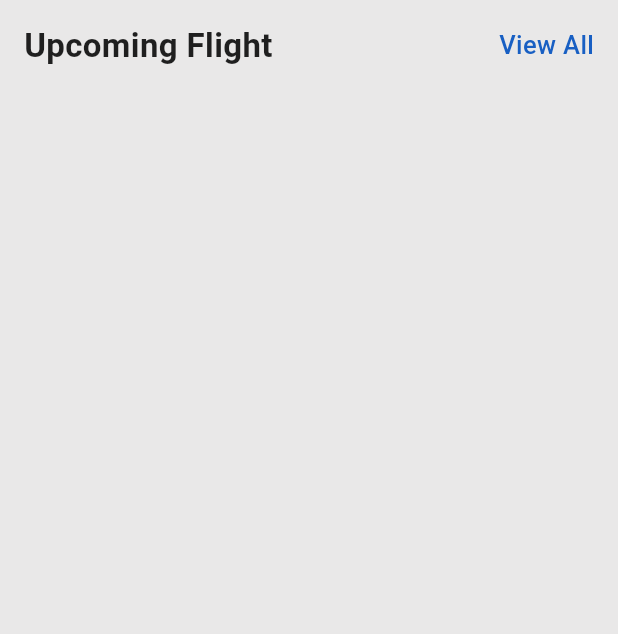
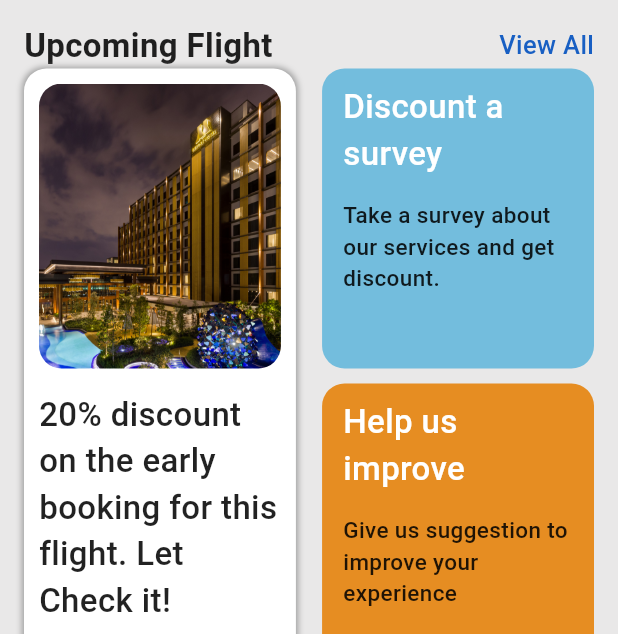
Before and after one commit to Jjphuan/Flutter-ticket_app, a Flutter app: the SearchScreen screen opened directly, on a phone screen of 412 x 824 dp, the part 602-1236 px from its top. Run offline on Flutter 3.47's test engine with Material 3 defaults, Android fonts, the phone set to English and light mode, and no system bars; our stand-ins replace fluentui_icons.

Commit message:
update search view

```diff
--- a/lib/base/res/media.dart
+++ b/lib/base/res/media.dart
@@ -2,4 +2,5 @@ class AppMedia {
   static const _image_path = "assets/images";
 
   static const logo = '$_image_path/Travel.png';
+  static const hotel_view = '$_image_path/hotel_view.jpg';
 }
--- a/lib/screens/search/search_screen.dart
+++ b/lib/screens/search/search_screen.dart
@@ -1,5 +1,6 @@
 import 'package:flutter/material.dart';
 import 'package:ticket_app/base/res/Style/app_style.dart';
+import 'package:ticket_app/base/res/media.dart';
 import 'package:ticket_app/base/widgets/app_double_text.dart';
 import 'package:ticket_app/screens/search/widgets/search_button.dart';
 import 'package:ticket_app/screens/search/widgets/search_field.dart';
@@ -10,6 +11,8 @@ class SearchScreen extends StatelessWidget {
 
   @override
   Widget build(BuildContext context) {
+    final screenSize = MediaQuery.of(context).size;
+
     return Scaffold(
       backgroundColor: AppStyle.bgColor,
       body: ListView(
@@ -34,6 +37,101 @@ class SearchScreen extends StatelessWidget {
             smallText: "View All",
             function: () => Navigator.pushNamed(context,"all_tickets")
             ),
+          Row(
+            mainAxisAlignment: MainAxisAlignment.spaceBetween,
+            children: [
+              Column(
+                children: [
+                  Container(
+                    height: 410,
+                    width: screenSize.width*0.44,
+                    padding: const EdgeInsets.symmetric(vertical: 10,horizontal: 10),
+                    decoration: BoxDecoration(
+                      color: Colors.white,
+                      borderRadius: BorderRadius.circular(15),
+                      boxShadow: const [
+                        BoxShadow(
+                          color: Colors.grey,
+                          blurRadius: 3,
+                          spreadRadius: 1
+                        )
+                        ]
+                    ),
+                    child: Column(
+                      children: [
+                        Container(
+                          height: 190,
+                          decoration: BoxDecoration(
+                            borderRadius: BorderRadius.circular(15),
+                            image: const DecorationImage(
+                              fit: BoxFit.cover,
+                              image: AssetImage(AppMedia.hotel_view)
+                            )
+                          ),
+                        ),
+                        const SizedBox(height: 15),
+                        Text(
+                          "20% discount on the early booking for this flight. Let Check it!",
+                          style: AppStyle.headTextSmall,
+                        )
+                      ],
+                    ),
+                  ),
+                ],
+              ),
+              Column(
+                    children: [
+                      Container(
+                        padding: EdgeInsets.symmetric(horizontal: 14,vertical:10),
+                        width: screenSize.width*0.44,
+                        height: 200,
+                        decoration: BoxDecoration(
+                          borderRadius: BorderRadius.circular(15),
+                          color: const Color.fromARGB(255, 115, 189, 221),
+                        ),
+                        child: Column(
+                          crossAxisAlignment: CrossAxisAlignment.start,
+                          children: [
+                            Text(
+                              "Discount a\nsurvey",
+                              style: AppStyle.headTextSmall.copyWith(color: Colors.white)
+                            ),
+                            const SizedBox(height: 15),
+                            Text(
+                              "Take a survey about our services and get discount.",
+                              style: AppStyle.headTextSmaller
+                            ),
+                          ],
+                        ),
+                      ),
+                      const SizedBox(height:10),
+                      Container(
+                        padding: EdgeInsets.symmetric(horizontal: 14,vertical:10),
+                        width: screenSize.width*0.44,
+                        height: 200,
+                        decoration: BoxDecoration(
+                          borderRadius: BorderRadius.circular(15),
+                          color: const Color.fromARGB(255, 230, 141, 34),
+                        ),
+                        child: Column(
+                          crossAxisAlignment: CrossAxisAlignment.start,
+                          children: [
+                            Text(
+                              "Help us improve",
+                              style: AppStyle.headTextSmall.copyWith(color: Colors.white)
+                            ),
+                            const SizedBox(height: 15),
+                            Text(
+                              "Give us suggestion to improve your experience",
+                              style: AppStyle.headTextSmaller
+                            ),
+                          ],
+                        ),
+                      )
+                    ],
+                  ),
+            ],
+          )
         ],
       ),
     );
--- /dev/null
+++ b/lib/screens/ticket/ticket_view.dart
@@ -0,0 +1,10 @@
+import 'package:flutter/material.dart';
+
+class TicketView extends StatelessWidget {
+  const TicketView({super.key});
+
+  @override
+  Widget build(BuildContext context) {
+    return const Placeholder();
+  }
+}
```
Also changed, not shown: assets/images/hotel_view.jpg (added).
